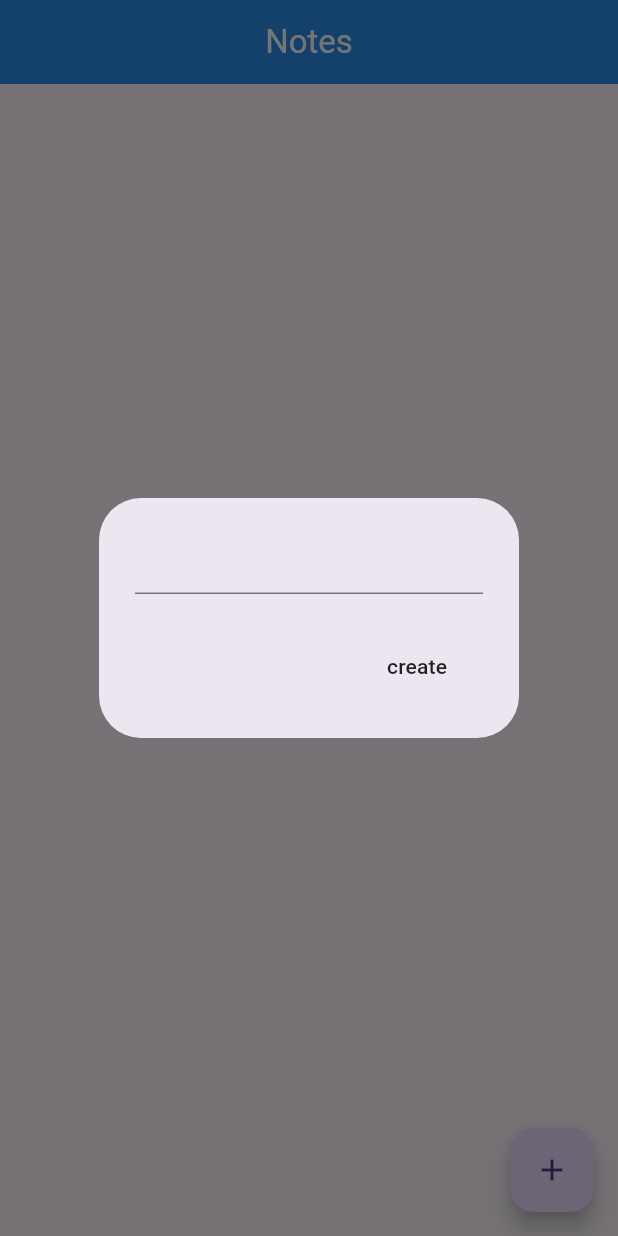
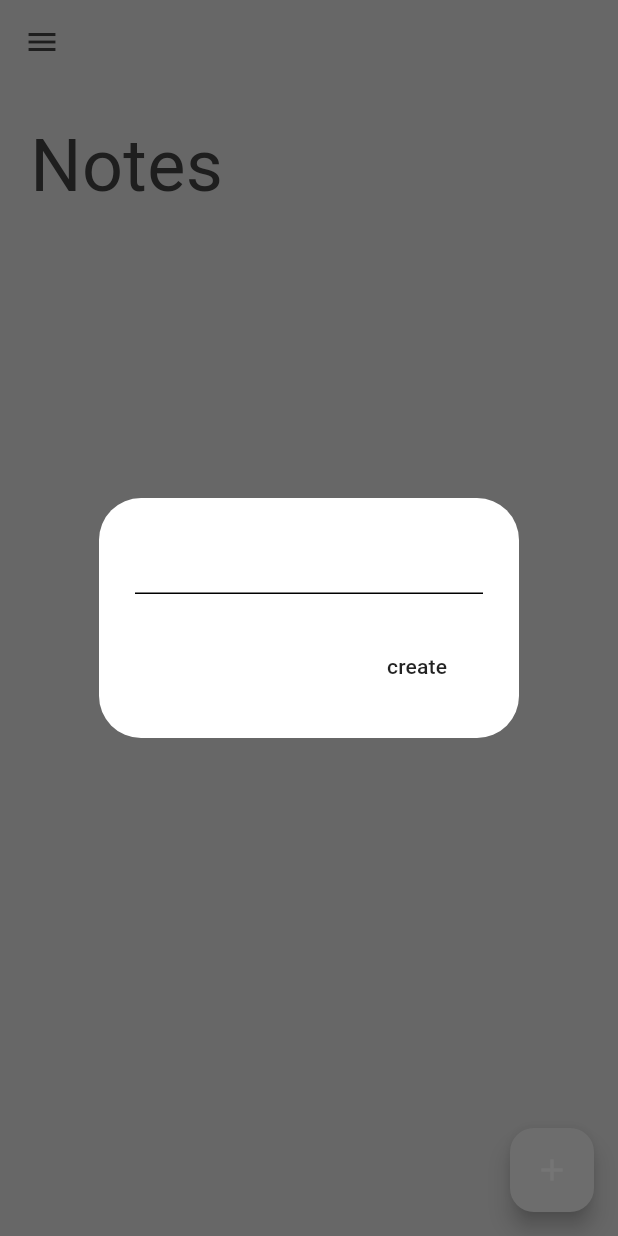
Before and after one commit to DANIEL-DEMELASH/notes_app, a Flutter app: the screen it shows after launch, after a tap on the "add" icon, on a phone screen of 412 x 824 dp. Run offline on Flutter 3.47's test engine with Material 3 defaults, Android fonts, the phone set to English and light mode, and no system bars; our stand-ins replace google_fonts, isar; accounts and stored records are empty; generated files the repository leaves out were written again.

Commit message:
added theme files

```diff
--- a/lib/main.dart
+++ b/lib/main.dart
@@ -1,5 +1,6 @@
 import 'package:flutter/material.dart';
 import 'package:notes/models/note_database.dart';
+import 'package:notes/theme/theme_provider.dart';
 import 'package:provider/provider.dart';
 
 import 'pages/notes_page.dart';
@@ -7,10 +8,15 @@ import 'pages/notes_page.dart';
 void main() async {
   WidgetsFlutterBinding.ensureInitialized();
   await NoteDatabase.initialize();
-  runApp(ChangeNotifierProvider(
-    create: (context) => NoteDatabase(),
-    child: const MyApp(),
-  ));
+  runApp(
+    MultiProvider(
+      providers: [
+        ChangeNotifierProvider(create: (context) => NoteDatabase()),
+        ChangeNotifierProvider(create: (context) => ThemeProvider())
+      ],
+      child: const MyApp(),
+    ),
+  );
 }
 
 class MyApp extends StatelessWidget {
@@ -18,9 +24,10 @@ class MyApp extends StatelessWidget {
 
   @override
   Widget build(BuildContext context) {
-    return const MaterialApp(
+    return MaterialApp(
       debugShowCheckedModeBanner: false,
-      home: NotesPage(),
+      theme: Provider.of<ThemeProvider>(context).themeData,
+      home: const NotesPage(),
     );
   }
 }
--- a/lib/pages/notes_page.dart
+++ b/lib/pages/notes_page.dart
@@ -1,4 +1,5 @@
 import 'package:flutter/material.dart';
+import 'package:google_fonts/google_fonts.dart';
 import 'package:notes/models/note_database.dart';
 import 'package:provider/provider.dart';
 
@@ -77,22 +78,31 @@ class _NotesPageState extends State<NotesPage> {
     List<Note> currentNotes = noteDatabase.currentNotes;
 
     return Scaffold(
+      backgroundColor: Theme.of(context).colorScheme.background,
       appBar: AppBar(
-        title: const Text(
-          'Notes',
-          style: TextStyle(color: Colors.white),
+        backgroundColor: Colors.transparent,
+        foregroundColor: Theme.of(context).colorScheme.inversePrimary,
       ),
-        backgroundColor: Colors.blue,
-        centerTitle: true,
-        elevation: 6,
-      ),
+      drawer: const Drawer(),
       floatingActionButton: FloatingActionButton(
         onPressed: () {
           createNote();
         },
         child: const Icon(Icons.add),
       ),
-      body: ListView.builder(
+      body: Column(
+        crossAxisAlignment: CrossAxisAlignment.start,
+        children: [
+          Padding(
+            padding: const EdgeInsets.all(20.0),
+            child: Text('Notes',
+                style: GoogleFonts.dmSerifText(
+                    textStyle: TextStyle(
+                        fontSize: 48,
+                        color: Theme.of(context).colorScheme.inversePrimary))),
+          ),
+          Expanded(
+            child: ListView.builder(
                 itemCount: currentNotes.length,
                 itemBuilder: (context, index) {
                   final note = currentNotes[index];
@@ -115,6 +125,9 @@ class _NotesPageState extends State<NotesPage> {
                     ),
                   );
                 }),
+          ),
+        ],
+      ),
     );
   }
 }
--- /dev/null
+++ b/lib/theme/theme.dart
@@ -0,0 +1,17 @@
+import 'package:flutter/material.dart';
+
+ThemeData lightMode = ThemeData(
+    brightness: Brightness.light,
+    colorScheme: ColorScheme.light(
+        background: Colors.grey.shade300,
+        primary: Colors.grey.shade200,
+        secondary: Colors.grey.shade400,
+        inversePrimary: Colors.grey.shade800));
+
+ThemeData darkMode = ThemeData(
+    brightness: Brightness.dark,
+    colorScheme: ColorScheme.dark(
+        background: Colors.grey.shade900,
+        primary: Colors.grey.shade800,
+        secondary: Colors.grey.shade700,
+        inversePrimary: Colors.grey.shade300));
--- /dev/null
+++ b/lib/theme/theme_provider.dart
@@ -0,0 +1,23 @@
+import 'package:flutter/material.dart';
+import 'package:notes/theme/theme.dart';
+
+class ThemeProvider with ChangeNotifier {
+  ThemeData _themeData = lightMode;
+
+  ThemeData get themeData => _themeData;
+
+  bool get isDarkMode => _themeData == darkMode;
+
+  set themeData(ThemeData themeData) {
+    _themeData = themeData;
+    notifyListeners();
+  }
+
+  void toggleTheme() {
+    if (_themeData == lightMode) {
+      themeData = darkMode;
+    } else {
+      themeData = lightMode;
+    }
+  }
+}
```
Also changed, not shown: pubspec.yaml (+1 -11 lines), pubspec.lock. Lines whose indentation alone changed are shown as unchanged.
